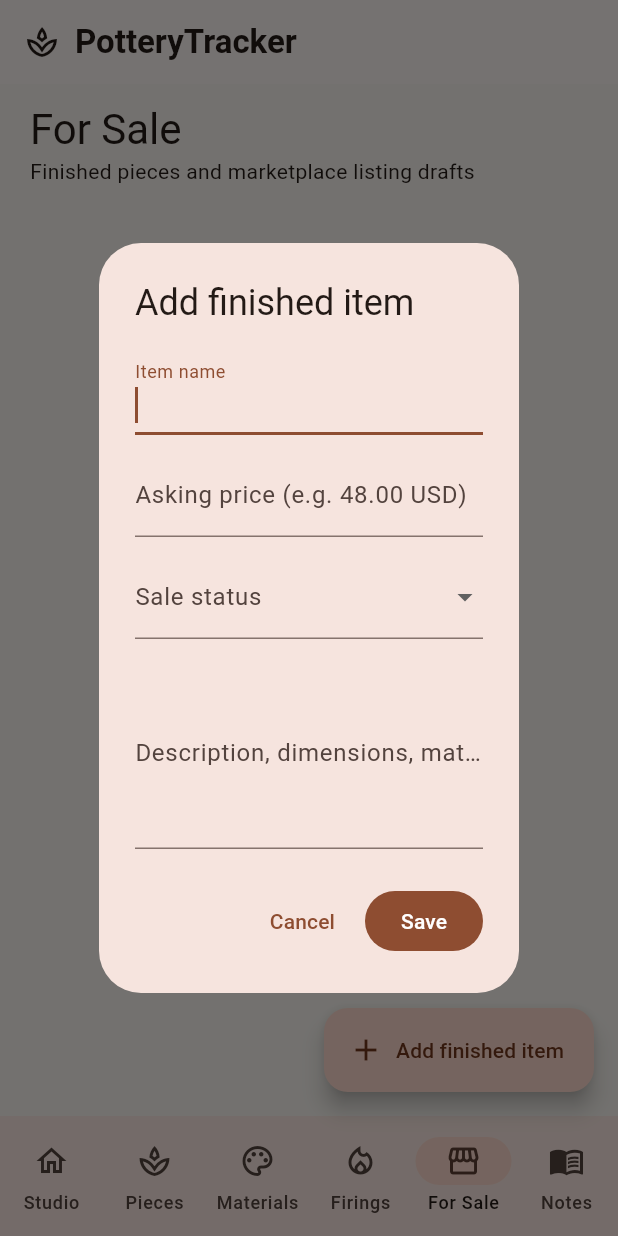
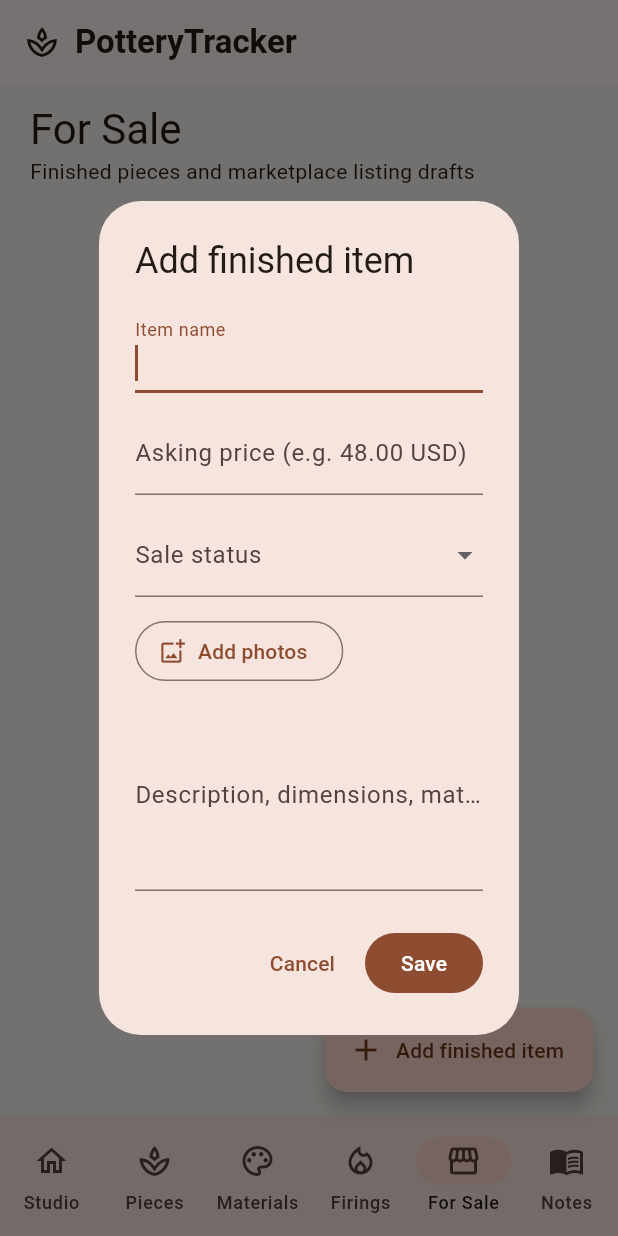
Before and after one commit to mamefan1945/PotteryTracker, a Flutter app: the screen it shows after launch, item 5 of the bottom bar chosen, after a tap on "Add finished item", on a phone screen of 412 x 824 dp. Run offline on Flutter 3.47's test engine with Material 3 defaults, Android fonts, the phone set to English and light mode, and no system bars; our stand-ins replace image_picker, sqflite; accounts and stored records are empty.

Commit message:
Add photo attachments to studio records

```diff
--- a/lib/main.dart
+++ b/lib/main.dart
@@ -3,7 +3,11 @@
 // ignore_for_file: deprecated_member_use, prefer_interpolation_to_compose_strings
 
 import 'package:flutter/material.dart';
+import 'dart:io';
 import 'package:flutter/services.dart';
+import 'package:image_picker/image_picker.dart';
+import 'package:path/path.dart' as p;
+import 'package:path_provider/path_provider.dart';
 import 'data/studio_database.dart';
 
 void main() {
@@ -88,9 +92,26 @@ class _StudioHomePageState extends State<StudioHomePage> {
       detail: draft.detail,
       stage: draft.stage,
       notes: draft.notes,
+      photos: await _persistPhotos(draft.photos),
     );
     await _load();
     if (mounted) _notify('Record saved.');
+  }
+
+  Future<List<String>> _persistPhotos(List<XFile> photos) async {
+    if (photos.isEmpty) return [];
+    final root = await getApplicationDocumentsDirectory();
+    final folder = Directory(p.join(root.path, 'record_photos'));
+    await folder.create(recursive: true);
+    final saved = <String>[];
+    for (var i = 0; i < photos.length; i++) {
+      final source = photos[i];
+      final extension = p.extension(source.path).isEmpty ? '.jpg' : p.extension(source.path);
+      final destination = p.join(folder.path, '${DateTime.now().microsecondsSinceEpoch}_$i$extension');
+      await File(source.path).copy(destination);
+      saved.add(destination);
+    }
+    return saved;
   }
 
   Future<void> _showListings(StudioRecord record) async {
@@ -233,7 +254,21 @@ class _StudioHomePageState extends State<StudioHomePage> {
                                 child: Icon(current.icon, color: const Color(0xFF89533F)),
                               ),
                               title: Text(record.title, style: const TextStyle(fontWeight: FontWeight.w600)),
-                              subtitle: details.isEmpty ? null : Text(details),
+                              subtitle: Column(crossAxisAlignment: CrossAxisAlignment.start, children: [
+                                if (details.isNotEmpty) Text(details),
+                                if (record.photos.isNotEmpty) ...[
+                                  const SizedBox(height: 8),
+                                  SizedBox(height: 76, child: ListView.separated(
+                                    scrollDirection: Axis.horizontal,
+                                    itemCount: record.photos.length,
+                                    separatorBuilder: (_, __) => const SizedBox(width: 6),
+                                    itemBuilder: (_, photoIndex) => ClipRRect(
+                                      borderRadius: BorderRadius.circular(8),
+                                      child: Image.file(File(record.photos[photoIndex]), width: 76, height: 76, fit: BoxFit.cover),
+                                    ),
+                                  )),
+                                ],
+                              ]),
                               trailing: current.category == 'sale'
                                   ? Row(mainAxisSize: MainAxisSize.min, children: [
                                       IconButton(tooltip: 'Create listing', icon: const Icon(Icons.description_outlined), onPressed: () => _showListings(record)),
@@ -277,11 +312,12 @@ class _HomeLink extends StatelessWidget {
 }
 
 class _Draft {
-  const _Draft(this.title, this.detail, this.stage, this.notes);
+  const _Draft(this.title, this.detail, this.stage, this.notes, this.photos);
   final String title;
   final String detail;
   final String stage;
   final String notes;
+  final List<XFile> photos;
 }
 
 class _RecordDialog extends StatefulWidget {
@@ -297,6 +333,13 @@ class _RecordDialogState extends State<_RecordDialog> {
   final _detail = TextEditingController();
   final _notes = TextEditingController();
   String? _stage;
+  final List<XFile> _photos = [];
+  final ImagePicker _picker = ImagePicker();
+
+  Future<void> _pickPhotos() async {
+    final selected = await _picker.pickMultiImage(imageQuality: 85, maxWidth: 1800);
+    if (selected.isNotEmpty && mounted) setState(() => _photos.addAll(selected));
+  }
 
   List<String> get _options => switch (widget.category) {
         'piece' => ['Wet', 'Leather hard', 'Bone dry', 'Bisque fired', 'Glazed', 'Finished'],
@@ -360,6 +403,24 @@ class _RecordDialogState extends State<_RecordDialog> {
                   onChanged: (value) => setState(() => _stage = value),
                 ),
                 const SizedBox(height: 12),
+                Align(alignment: Alignment.centerLeft, child: OutlinedButton.icon(
+                  onPressed: _pickPhotos,
+                  icon: const Icon(Icons.add_photo_alternate_outlined),
+                  label: Text(_photos.isEmpty ? 'Add photos' : 'Add more photos (${_photos.length})'),
+                )),
+                if (_photos.isNotEmpty) ...[
+                  const SizedBox(height: 8),
+                  SizedBox(height: 72, child: ListView.separated(
+                    scrollDirection: Axis.horizontal,
+                    itemCount: _photos.length,
+                    separatorBuilder: (_, __) => const SizedBox(width: 6),
+                    itemBuilder: (context, index) => Stack(children: [
+                      ClipRRect(borderRadius: BorderRadius.circular(8), child: Image.file(File(_photos[index].path), width: 72, height: 72, fit: BoxFit.cover)),
+                      Positioned(right: 0, top: 0, child: InkWell(onTap: () => setState(() => _photos.removeAt(index)), child: const CircleAvatar(radius: 11, child: Icon(Icons.close, size: 14)))),
+                    ]),
+                  )),
+                ],
+                const SizedBox(height: 8),
                 TextField(
                   controller: _notes,
                   minLines: widget.category == 'sale' ? 4 : 2,
@@ -375,7 +436,7 @@ class _RecordDialogState extends State<_RecordDialog> {
           FilledButton(
             onPressed: () {
               if (!_form.currentState!.validate()) return;
-              Navigator.pop(context, _Draft(_title.text.trim(), _detail.text.trim(), _stage ?? '', _notes.text.trim()));
+              Navigator.pop(context, _Draft(_title.text.trim(), _detail.text.trim(), _stage ?? '', _notes.text.trim(), List<XFile>.from(_photos)));
             },
             child: const Text('Save'),
           ),
```
